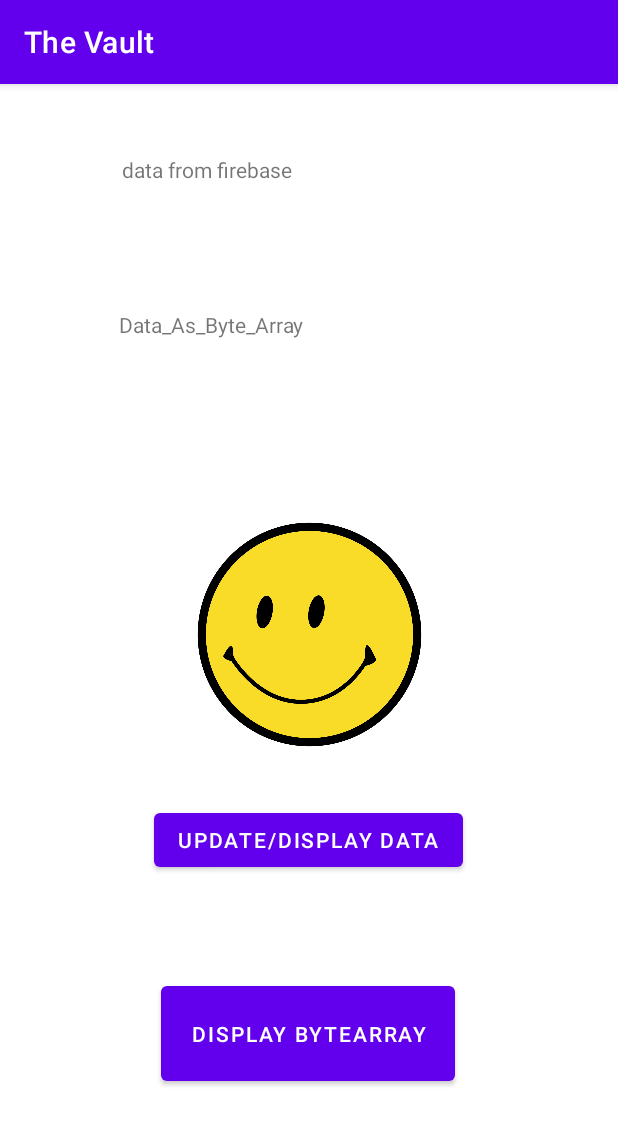
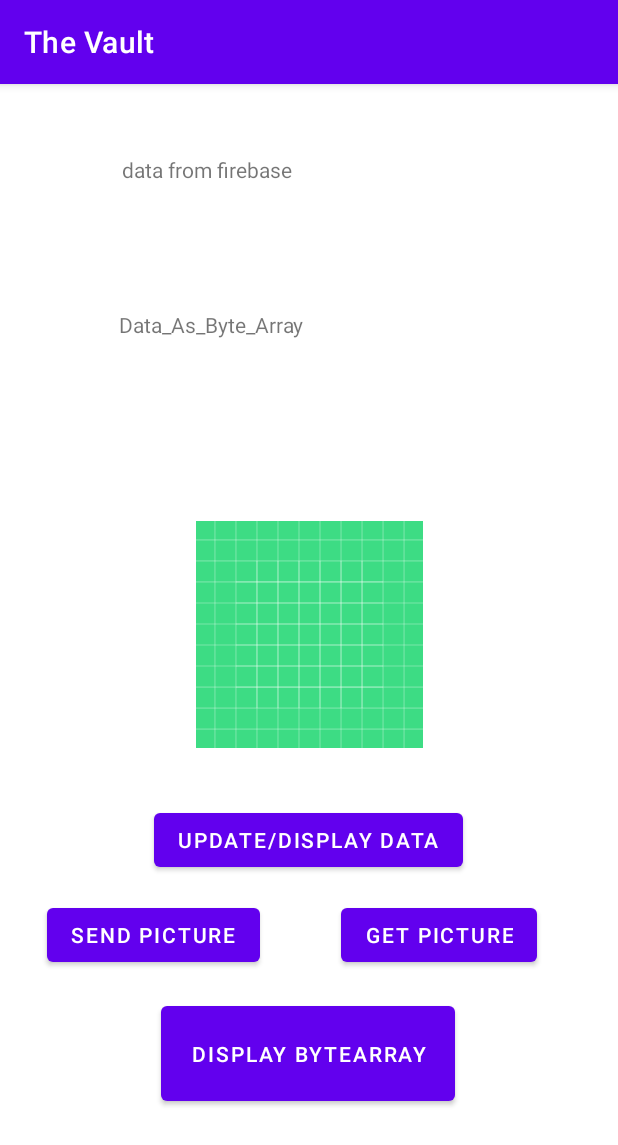
Before and after one commit to AnteZovko23/Senior-Design_Vault-Application, an Android app: the DBdata_bytearray screen opened directly, with no data from a screen before it, on a phone screen of 412 x 824 dp. Shown: the top 1145 px of the screen. Run offline under Robolectric (Android 15) with nearby library versions, the phone set to English and light mode, and no system bars; our stand-ins replace Firebase (no records; nobody signed in at launch, a user with empty details on screens opened directly); libraries missing offline, so code that uses them is left out: io.grpc.

Commit message:
completed image push and pull to/from Firebase, will work to make more general

```diff
--- a/Android Application with Webviews/app/build.gradle
+++ b/Android Application with Webviews/app/build.gradle
@@ -42,6 +42,7 @@ dependencies {
     // added dependencies
     implementation platform('com.google.firebase:firebase-bom:29.1.0')
     implementation 'com.google.firebase:firebase-analytics'
+    //implementation 'come.google.firebase:firebase-storage'
 
     // already present
 
@@ -55,6 +56,7 @@ dependencies {
     implementation 'androidx.lifecycle:lifecycle-livedata-ktx:2.3.1'
     implementation 'androidx.lifecycle:lifecycle-viewmodel-ktx:2.3.1'
     implementation 'com.google.firebase:firebase-firestore:24.0.1'
+    implementation 'com.google.firebase:firebase-storage:20.0.0'
     testImplementation 'junit:junit:4.+'
     androidTestImplementation 'androidx.test.ext:junit:1.1.3'
     androidTestImplementation 'androidx.test.espresso:espresso-core:3.5.0-alpha03'
--- a/Android Application with Webviews/app/src/main/java/com/example/webviewtest/DBdata_bytearray.java
+++ b/Android Application with Webviews/app/src/main/java/com/example/webviewtest/DBdata_bytearray.java
@@ -3,14 +3,18 @@ package com.example.webviewtest;
 import androidx.annotation.NonNull;
 import androidx.appcompat.app.AppCompatActivity;
 
+import android.graphics.Bitmap;
+import android.graphics.BitmapFactory;
 import android.media.Image;
 import android.os.Bundle;
+import android.util.Base64;
 import android.util.Log;
 import android.widget.Button;
 import android.widget.ImageView;
 import android.widget.TextView;
 
 import com.google.android.gms.tasks.OnCompleteListener;
+import com.google.android.gms.tasks.OnSuccessListener;
 import com.google.android.gms.tasks.Task;
 import com.google.firebase.firestore.CollectionReference;
 import com.google.firebase.firestore.DocumentReference;
@@ -19,16 +23,28 @@ import com.google.firebase.firestore.FirebaseFirestore;
 import com.google.firebase.firestore.Query;
 import com.google.firebase.firestore.QueryDocumentSnapshot;
 import com.google.firebase.firestore.QuerySnapshot;
+import com.google.firebase.storage.FirebaseStorage;
+import com.google.firebase.storage.StorageReference;
+import com.google.firebase.storage.UploadTask;
+
+import org.w3c.dom.Text;
+
+import java.io.ByteArrayOutputStream;
+
+import io.grpc.Context;
 
 public class DBdata_bytearray extends AppCompatActivity {
 // textView names/id's: DBdata & byteArr (former button reference is dbData)
 // button id's: getData & getByteArray
 
+
+    FirebaseStorage userStorage = FirebaseStorage.getInstance("gs://the-vault-7cf31.appspot.com");
     FirebaseFirestore db = FirebaseFirestore.getInstance();
     CollectionReference users = db.collection("user_Info");
     DocumentReference user1 = users.document("user1");
+    DocumentReference user3 = users.document("user3");
     DocumentReference user4 = users.document("user4");
-    allAbtBytes byteManager = allAbtBytes.getInstance();
+    //allAbtBytes byteManager = allAbtBytes.getInstance().makeInstance(this);
     fireBaseWork dbMan = fireBaseWork.getInstance();
     String dataString1;
 
@@ -39,18 +55,22 @@ public class DBdata_bytearray extends AppCompatActivity {
 
         Button getData;
         Button getByteArray;
-        //Button decoder;
+        Button sendPic;
+        Button getPic;
+
         TextView dbData = findViewById(R.id.DBdata);
         TextView byteArr = findViewById(R.id.byteArr);
         ImageView pic = findViewById(R.id.pic);
 
         getData = findViewById(R.id.getData);
         getByteArray = findViewById(R.id.getByteArray);
-        //decoder = findViewById(R.id.decoder);
+        sendPic = findViewById(R.id.sendPic);
+        getPic = findViewById(R.id.getPic);
 
         getData.setOnClickListener(v -> useFirebase(dbData, pic,"field"));
         getByteArray.setOnClickListener(v -> BAconversion(byteArr, dbData));
-        //decoder.setOnClickListener(v -> decode(dbData));
+        sendPic.setOnClickListener(v -> sendPic(dbData));
+        getPic.setOnClickListener(v -> buildPic(pic, dbData));
     }
 /*
     private String retrieveData(String fieldName, String collection, String document)
@@ -63,31 +83,6 @@ public class DBdata_bytearray extends AppCompatActivity {
 
     private void useFirebase(TextView dbData, ImageView pic, String field)
     {
-        /*
-        final DocumentSnapshot[] doc = new DocumentSnapshot[1];
-        user1.get().addOnCompleteListener(new OnCompleteListener<DocumentSnapshot>()
-        {
-            @Override
-            public void onComplete(@NonNull Task<DocumentSnapshot> task)
-            {
-                if (task.isSuccessful())
-                {
-                    doc[0] = task.getResult();
-                    if (doc[0].exists())
-                    {
-                        dbData.setText(user1.getId() + " => " + doc[0].getData());
-                    }
-                }
-                else
-                {
-                    dbData.setText("Error getting documents");
-                }
-            }
-        }
-        );
-        /**/
-
-        /**/
         user4.get().addOnCompleteListener(new OnCompleteListener<DocumentSnapshot>()
                                           {
                                               @Override
@@ -125,11 +120,58 @@ public class DBdata_bytearray extends AppCompatActivity {
         //dbMan.newUser(); //(adds new user as specified in firebasework
     }
 
-    private void decode(TextView dbData)
+    private void buildPic(ImageView pic, TextView dbData)
     {
-        dbMan.decodeData("name", dataString1);
-        Log.d("current dataString1: ", dataString1);
-        dbData.setText(dataString1);
+        // accessing the correct user folder and picture name
+        // MAKE GENERAL
+        String name = "test";
+        String filePath = ""+user3.getId();
+
+        StorageReference storageRef = userStorage.getReference(filePath);
+        StorageReference smileyImgRef = storageRef.child(name+".png");
+        smileyImgRef.getBytes(1024*1024).addOnSuccessListener(new OnSuccessListener<byte[]>()
+        {
+           @Override
+           public void onSuccess(byte[] ba)
+           {
+               Bitmap finalPic = BitmapFactory.decodeByteArray(ba, 0, ba.length);
+               pic.setImageBitmap(finalPic);
+           }
+        });
+
+        /*
+        // OLD CODE: transfers base 64 string of picture into a bitmap
+        byte[] ba = Base64.decode(dataString1, Base64.DEFAULT);
+        /**/
+    }
+    private void sendPic(TextView dbData)
+    {
+        // gets the specific smiley png
+        // implement an image chooser here
+        Bitmap bitmap = BitmapFactory.decodeResource(this.getResources(), R.drawable.smiley);
+
+        // converts picture to byte array
+        ByteArrayOutputStream baos = new ByteArrayOutputStream();
+        bitmap.compress(Bitmap.CompressFormat.PNG, 0, baos);
+        byte[] b = baos.toByteArray();
+
+        // copy 'getPic' directory navigation here --might use instance variable that is only changed
+        //  in this function
+        String name = "test";
+        String filePath = ""+user3.getId();
+
+        /*  // old idea to encode pic as base 64 string and sending it to FireStore (not using now)
+        String smileyPic = Base64.encodeToString(b, Base64.DEFAULT);
+        /**/
+
+        // uploads picture (in form of byte array)
+        //  might want to add in metadata (nice-to-have development feature to help with debugging
+        //  from firebase website console viewpoint)
+        StorageReference storageRef = userStorage.getReference(filePath);
+        StorageReference smileyImgRef = storageRef.child(name+".png");
+        UploadTask uploadTask = smileyImgRef.putBytes(b);
+
+
 
     }
 
--- a/Android Application with Webviews/app/src/main/java/com/example/webviewtest/fireBaseWork.java
+++ b/Android Application with Webviews/app/src/main/java/com/example/webviewtest/fireBaseWork.java
@@ -135,11 +135,11 @@ public class fireBaseWork
     {
         // making references to pre-existing collection and document
         CollectionReference thisColl = instance.db.collection(collection);
-        DocumentReference thisDoc = thisColl.document(thisColl+"/"+document);
+        DocumentReference thisDoc = thisColl.document(document);
 
         // make hashmap and put data of specific type (string for now) in it before updating FireBase collection
         Map<String, Object> insertion = new HashMap<>();
-        insertion.put(fieldName, data);
+        insertion.put(fieldName, encodeData(fieldName, data));
         thisColl.document(document).set(insertion);
     }
 
--- a/Android Application with Webviews/app/src/main/res/layout/activity_dbdata_bytearray.xml
+++ b/Android Application with Webviews/app/src/main/res/layout/activity_dbdata_bytearray.xml
@@ -2,6 +2,7 @@
 <androidx.constraintlayout.widget.ConstraintLayout xmlns:android="http://schemas.android.com/apk/res/android"
     xmlns:app="http://schemas.android.com/apk/res-auto"
     xmlns:tools="http://schemas.android.com/tools"
+    android:id="@+id/ConstraintLayout"
     android:layout_width="match_parent"
     android:layout_height="match_parent"
     tools:context=".DBdata_bytearray">
@@ -51,7 +52,7 @@
         app:layout_constraintHorizontal_bias="0.497"
         app:layout_constraintStart_toStartOf="parent"
         app:layout_constraintTop_toTopOf="parent"
-        app:layout_constraintVertical_bias="0.859" />
+        app:layout_constraintVertical_bias="0.879" />
 
     <ImageView
         android:id="@+id/pic"
@@ -61,6 +62,30 @@
         app:layout_constraintBottom_toTopOf="@+id/getData"
         app:layout_constraintEnd_toEndOf="parent"
         app:layout_constraintStart_toStartOf="parent"
-        app:srcCompat="@drawable/smiley" />
+        app:srcCompat="@drawable/ic_launcher_background" />
+
+    <Button
+        android:id="@+id/sendPic"
+        android:layout_width="wrap_content"
+        android:layout_height="wrap_content"
+        android:text="send Picture"
+        app:layout_constraintBottom_toBottomOf="parent"
+        app:layout_constraintEnd_toEndOf="parent"
+        app:layout_constraintHorizontal_bias="0.115"
+        app:layout_constraintStart_toStartOf="parent"
+        app:layout_constraintTop_toTopOf="parent"
+        app:layout_constraintVertical_bias="0.755" />
+
+    <Button
+        android:id="@+id/getPic"
+        android:layout_width="wrap_content"
+        android:layout_height="wrap_content"
+        android:text="get picture"
+        app:layout_constraintBottom_toBottomOf="parent"
+        app:layout_constraintEnd_toEndOf="parent"
+        app:layout_constraintHorizontal_bias="0.809"
+        app:layout_constraintStart_toStartOf="parent"
+        app:layout_constraintTop_toTopOf="parent"
+        app:layout_constraintVertical_bias="0.755" />
 
 </androidx.constraintlayout.widget.ConstraintLayout>
```
Also changed, not shown: Android Application with Webviews/app/src/main/java/com/example/webviewtest/allAbtBytes.java (+64 -2 lines).
